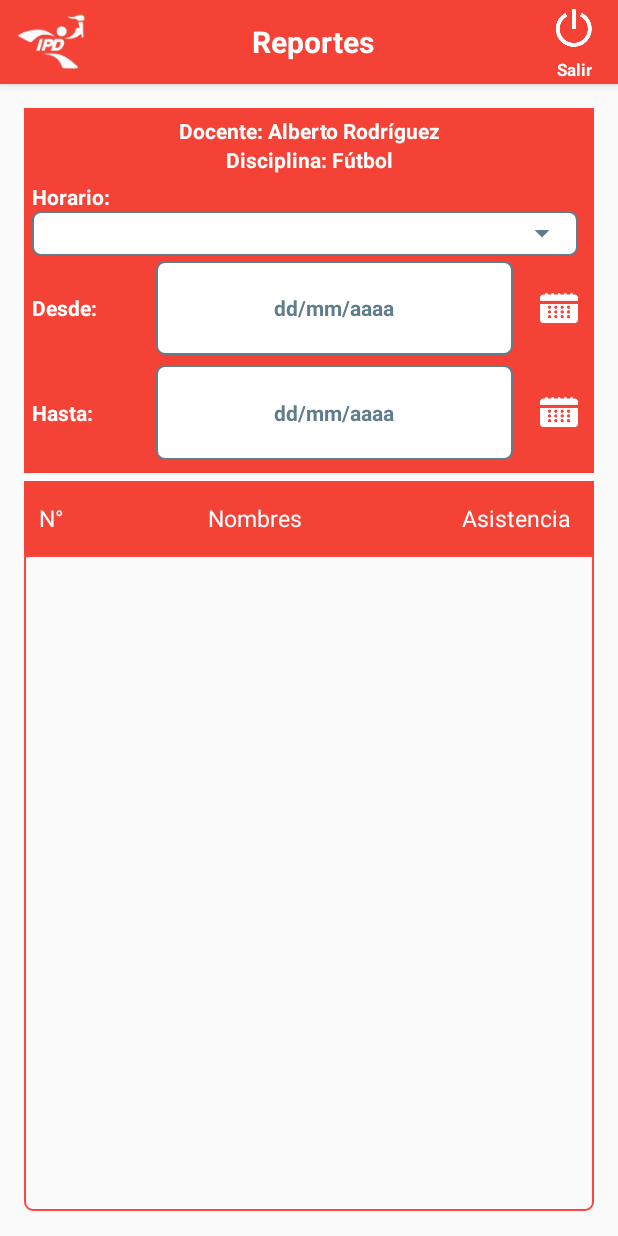
After one commit to Ricindigus/ControlAsistenciaIPD, an Android app: the ReportesActivity screen opened directly, with no data from a screen before it, on a phone screen of 412 x 824 dp. The commit adds this screen. Run offline under Robolectric (Android 15) with nearby library versions, the phone set to English and light mode, and no system bars.

Commit message:
agregado pantalla reportes

```diff
--- a/app/src/main/AndroidManifest.xml
+++ b/app/src/main/AndroidManifest.xml
@@ -31,8 +31,10 @@
         <activity
             android:name=".FinalizarActivity"
             android:screenOrientation="portrait" />
-        <activity android:name=".MenuActivity"
-            android:screenOrientation="portrait"></activity>
+        <activity
+            android:name=".MenuActivity"
+            android:screenOrientation="portrait" />
+        <activity android:name=".ReportesActivity"></activity>
     </application>
 
 </manifest>
--- a/app/src/main/java/com/ricardo/controlasistenciaipd/MenuActivity.java
+++ b/app/src/main/java/com/ricardo/controlasistenciaipd/MenuActivity.java
@@ -31,7 +31,9 @@ public class MenuActivity extends AppCompatActivity {
         startActivity(i);
     }
     public void goReporte(View view){
-
+        Intent i = new Intent(getApplicationContext(), ReportesActivity.class);
+        i.putExtra("cod", recuperado);
+        startActivity(i);
     }
     @SuppressLint("NewApi")
     public void salirApp(View view){
--- /dev/null
+++ b/app/src/main/java/com/ricardo/controlasistenciaipd/ReportesActivity.java
@@ -0,0 +1,47 @@
+package com.ricardo.controlasistenciaipd;
+
+import android.annotation.SuppressLint;
+import android.content.DialogInterface;
+import android.content.Intent;
+import android.support.v7.app.AlertDialog;
+import android.support.v7.app.AppCompatActivity;
+import android.os.Bundle;
+import android.view.View;
+
+public class ReportesActivity extends AppCompatActivity {
+    String recuperado="";
+    @Override
+    protected void onCreate(Bundle savedInstanceState) {
+        super.onCreate(savedInstanceState);
+        setContentView(R.layout.activity_reportes);
+        //recuperando codigo
+        final Bundle recupera=getIntent().getExtras();
+        if(recupera!=null){
+            recuperado=recupera.getString("cod");
+        }
+    }
+
+    @SuppressLint("NewApi")
+    public void salirApp(View view){
+        AlertDialog.Builder builder = new AlertDialog.Builder(this);
+        builder.setMessage("¿Está seguro que desea salir? (Se perderán los datos no guardados)")
+                .setTitle("Aviso")
+                .setCancelable(false)
+                .setNegativeButton("No",
+                        new DialogInterface.OnClickListener() {
+                            public void onClick(DialogInterface dialog, int id) {
+                                dialog.cancel();
+                            }
+                        })
+                .setPositiveButton("Sí",
+                        new DialogInterface.OnClickListener() {
+                            public void onClick(DialogInterface dialog, int id) {
+                                Intent i = new Intent(getApplicationContext(), MenuActivity.class);
+                                i.putExtra("cod", recuperado);
+                                startActivity(i);
+                            }
+                        });
+        AlertDialog alert = builder.create();
+        alert.show();
+    }
+}
--- /dev/null
+++ b/app/src/main/res/layout/actionbar_toolbar_reporte.xml
@@ -0,0 +1,52 @@
+<?xml version="1.0" encoding="utf-8"?>
+<android.support.design.widget.AppBarLayout
+    xmlns:android="http://schemas.android.com/apk/res/android"
+    xmlns:app="http://schemas.android.com/apk/res-auto"
+    xmlns:tools="http://schemas.android.com/tools"
+    android:layout_width="match_parent"
+    android:layout_height="wrap_content"
+    android:theme="@style/AppTheme.AppBarOverlay">
+    <LinearLayout
+        android:paddingLeft="5dp"
+        android:layout_width="match_parent"
+        android:layout_height="?attr/actionBarSize"
+        android:orientation="horizontal">
+        <ImageView
+            android:padding="1dp"
+            android:layout_weight="1"
+            android:layout_width="0dp"
+            android:layout_height="match_parent"
+            android:src="@drawable/sports1"/>
+        <TextView
+            android:textStyle="bold"
+            android:gravity="center"
+            android:layout_weight="5"
+            android:layout_width="0dp"
+            android:layout_height="match_parent"
+            android:text="Reportes"
+            android:textSize="20sp"
+            android:textColor="@android:color/white"/>
+        <LinearLayout
+            android:orientation="vertical"
+            android:layout_weight="1"
+            android:layout_width="0dp"
+            android:layout_height="match_parent">
+            <ImageButton
+                android:background="@color/colorPrimary"
+                android:layout_weight="7"
+                android:layout_width="match_parent"
+                android:layout_height="0dp"
+                android:src="@drawable/shutdown_96"
+                android:onClick="salirApp"/>
+            <TextView
+                android:textSize="11sp"
+                android:layout_weight="3"
+                android:layout_width="match_parent"
+                android:layout_height="0dp"
+                android:text="Salir"
+                android:gravity="center|top"
+                android:textStyle="bold"
+                android:textColor="@android:color/white"/>
+        </LinearLayout>
+    </LinearLayout>
+</android.support.design.widget.AppBarLayout>
--- a/app/src/main/res/layout/activity_main.xml
+++ b/app/src/main/res/layout/activity_main.xml
@@ -38,7 +38,6 @@
                 android:layout_height="wrap_content"
                 android:theme="@style/EditTextWhite"
                 >
-
                 <android.support.design.widget.TextInputEditText
                     android:id="@+id/txtDNI"
                     android:layout_width="match_parent"
--- a/app/src/main/res/layout/activity_menu.xml
+++ b/app/src/main/res/layout/activity_menu.xml
@@ -14,12 +14,18 @@
         android:orientation="vertical"
         app:layout_behavior="@string/appbar_scrolling_view_behavior">
         <LinearLayout
-            android:gravity="bottom|center"
+            android:paddingRight="@dimen/activity_vertical_margin"
+            android:paddingLeft="@dimen/activity_vertical_margin"
             android:orientation="vertical"
             android:layout_width="match_parent"
             android:layout_height="0dp"
             android:layout_weight="1">
+            <LinearLayout
+                android:layout_width="match_parent"
+                android:layout_height="wrap_content"
+                android:orientation="vertical">
                 <ImageView
+                    android:layout_gravity="center"
                     android:tint="@color/colorPrimaryDark"
                     android:layout_width="wrap_content"
                     android:layout_height="wrap_content"
@@ -33,6 +39,27 @@
                     android:layout_width="match_parent"
                     android:layout_height="wrap_content"
                     android:text="CONTROL \nDE \nASISTENCIA"/>
+            </LinearLayout>
+            <LinearLayout
+                android:layout_weight="1"
+                android:gravity="center"
+                android:orientation="vertical"
+                android:layout_width="match_parent"
+                android:layout_height="wrap_content">
+                <TextView
+                    android:layout_width="match_parent"
+                    android:layout_height="wrap_content"
+                    android:text="Seleccionar Programa:"/>
+                <Spinner
+                    android:paddingLeft="5dp"
+                    android:id="@+id/spHorario"
+                    android:layout_width="match_parent"
+                    android:layout_height="25dp"
+                    style="@style/Widget.AppCompat.Spinner.DropDown.ActionBar"
+                    android:backgroundTint="@color/colorAccent"
+                    >
+                </Spinner>
+            </LinearLayout>
         </LinearLayout>
         <LinearLayout
             android:gravity="top|center"
@@ -82,7 +109,8 @@
                         android:scaleType="fitCenter"
                         android:layout_width="wrap_content"
                         android:layout_height="0dp"
-                        android:layout_weight="1"/>
+                        android:layout_weight="1"
+                        android:onClick="goReporte"/>
                     <TextView
                         android:gravity="center"
                         android:textSize="20sp"
--- /dev/null
+++ b/app/src/main/res/layout/activity_reportes.xml
@@ -0,0 +1,211 @@
+<?xml version="1.0" encoding="utf-8"?>
+<android.support.design.widget.CoordinatorLayout
+    xmlns:android="http://schemas.android.com/apk/res/android"
+    xmlns:app="http://schemas.android.com/apk/res-auto"
+    xmlns:tools="http://schemas.android.com/tools"
+    android:layout_width="match_parent"
+    android:layout_height="match_parent"
+    android:fitsSystemWindows="true"
+    android:id="@+id/rootView"
+    tools:context="com.ricardo.controlasistenciaipd.AsistenciaActivity">
+
+    <include layout="@layout/actionbar_toolbar_reporte"/>
+
+    <LinearLayout
+        android:padding="@dimen/activity_vertical_margin"
+        android:orientation="vertical"
+        app:layout_behavior="@string/appbar_scrolling_view_behavior"
+        android:layout_width="match_parent"
+        android:layout_height="match_parent">
+        <LinearLayout
+            android:layout_weight="2"
+            android:padding="5dp"
+            android:orientation="vertical"
+            android:layout_width="match_parent"
+            android:layout_height="0dp"
+            android:background="@color/colorPrimary">
+            <TextView
+                android:textColor="@color/colorIcons"
+                android:textStyle="bold"
+                android:gravity="center"
+                android:layout_width="match_parent"
+                android:layout_height="wrap_content"
+                android:text="Docente: Alberto Rodríguez"/>
+            <TextView
+                android:textColor="@color/colorIcons"
+                android:textStyle="bold"
+                android:gravity="center"
+                android:layout_width="match_parent"
+                android:layout_height="wrap_content"
+                android:text="Disciplina: Fútbol"/>
+            <TextView
+                android:textColor="@color/colorIcons"
+                android:textStyle="bold"
+                android:layout_marginTop="5dp"
+                android:layout_width="match_parent"
+                android:layout_height="wrap_content"
+                android:text="Horario:"/>
+            <LinearLayout
+                android:layout_marginRight="5dp"
+                android:layout_width="match_parent"
+                android:layout_height="30dp"
+                android:background="@drawable/spinner_border"
+                android:gravity="center"
+                >
+                <Spinner
+                    android:paddingLeft="5dp"
+                    android:id="@+id/spHorario"
+                    android:layout_width="match_parent"
+                    android:layout_height="25dp"
+                    style="@style/Widget.AppCompat.Spinner.DropDown.ActionBar"
+                    android:backgroundTint="@color/colorAccent"
+                    >
+                </Spinner>
+            </LinearLayout>
+            <LinearLayout
+                android:layout_weight="1"
+                android:orientation="horizontal"
+                android:layout_marginRight="5dp"
+                android:layout_width="match_parent"
+                android:layout_height="30dp"
+                android:gravity="center"
+                >
+                <TextView
+                    android:layout_weight="2"
+                    android:textStyle="bold"
+                    android:textColor="@color/colorIcons"
+                    android:gravity="center_vertical"
+                    android:text="Desde:"
+                    android:layout_width="0dp"
+                    android:layout_height="match_parent" />
+                <TextView
+                    android:layout_margin="3dp"
+                    android:background="@drawable/spinner_border"
+                    android:textStyle="bold"
+                    android:textColor="@color/colorAccent"
+                    android:gravity="center"
+                    android:layout_weight="6"
+                    android:text="dd/mm/aaaa"
+                    android:layout_width="0dp"
+                    android:layout_height="match_parent" />
+                <LinearLayout
+                    android:gravity="center|right"
+                    android:layout_weight="1"
+                    android:layout_width="0dp"
+                    android:layout_height="match_parent">
+                    <ImageButton
+                        android:background="@drawable/calendar"
+                        android:text="dd/mm/aaaa"
+                        android:layout_width="25dp"
+                        android:layout_height="25dp"
+                        android:theme="@style/RaisedButtonDark"/>
+                </LinearLayout>
+            </LinearLayout>
+            <LinearLayout
+                android:layout_weight="1"
+                android:orientation="horizontal"
+                android:layout_marginRight="5dp"
+                android:layout_width="match_parent"
+                android:layout_height="30dp"
+                android:gravity="center"
+                >
+                <TextView
+                    android:layout_weight="2"
+                    android:textStyle="bold"
+                    android:textColor="@color/colorIcons"
+                    android:gravity="center_vertical"
+                    android:text="Hasta:"
+                    android:layout_width="0dp"
+                    android:layout_height="match_parent" />
+                <TextView
+                    android:layout_margin="3dp"
+                    android:background="@drawable/spinner_border"
+                    android:textStyle="bold"
+                    android:textColor="@color/colorAccent"
+                    android:gravity="center"
+                    android:layout_weight="6"
+                    android:text="dd/mm/aaaa"
+                    android:layout_width="0dp"
+                    android:layout_height="match_parent" />
+                <LinearLayout
+                    android:gravity="center|right"
+                    android:layout_weight="1"
+                    android:layout_width="0dp"
+                    android:layout_height="match_parent">
+                    <ImageButton
+                        android:background="@drawable/calendar"
+                        android:text="dd/mm/aaaa"
+                        android:layout_width="25dp"
+                        android:layout_height="25dp"
+                        android:theme="@style/RaisedButtonDark"/>
+                </LinearLayout>
+            </LinearLayout>
+        </LinearLayout>
+        <LinearLayout
+            android:layout_weight="4"
+            android:layout_marginTop="5dp"
+            android:layout_width="match_parent"
+            android:layout_height="0dp"
+            android:orientation="vertical">
+            <LinearLayout
+                android:orientation="vertical"
+                android:layout_width="match_parent"
+                android:layout_height="match_parent"
+                android:layout_weight="0.15"
+                android:weightSum="1">
+                <LinearLayout
+                    android:layout_width="match_parent"
+                    android:layout_height="match_parent"
+                    android:layout_weight="0.9"
+                    android:background="@color/colorPrimary"
+                    android:gravity="center"
+                    android:weightSum="7">
+                    <TextView
+                        android:layout_width="wrap_content"
+                        android:layout_height="wrap_content"
+                        android:text="N°"
+                        android:textColor="@android:color/white"
+                        android:textSize="15sp"
+                        android:layout_weight="0"
+                        android:textAlignment="center"
+                        android:paddingLeft="10dp"
+                        />
+                    <TextView
+                        android:layout_width="wrap_content"
+                        android:layout_height="wrap_content"
+                        android:text="Nombres"
+                        android:textColor="@android:color/white"
+                        android:textSize="15sp"
+                        android:paddingLeft="4dp"
+                        android:layout_weight="6"
+                        android:textAlignment="center"
+                        />
+                    <TextView
+                        android:layout_width="wrap_content"
+                        android:layout_height="wrap_content"
+                        android:text="Asistencia"
+                        android:textSize="15sp"
+                        android:textColor="@android:color/white"
+                        android:layout_weight="1"
+                        android:textAlignment="center"
+                        />
+                </LinearLayout>
+                <LinearLayout
+                    android:layout_width="match_parent"
+                    android:layout_height="match_parent"
+                    android:orientation="vertical"
+                    android:layout_weight="0.1">
+                    <android.support.v7.widget.RecyclerView
+                        android:padding="3dp"
+                        android:id="@+id/reciclador"
+                        android:layout_width="match_parent"
+                        android:layout_height="match_parent"
+                        android:layout_marginBottom="1dp"
+                        android:scrollbars="vertical"
+                        android:background="@drawable/border_layout"/>
+                </LinearLayout>
+            </LinearLayout>
+        </LinearLayout>
+
+    </LinearLayout>
+</android.support.design.widget.CoordinatorLayout>
```
Also changed, not shown: app/src/main/res/drawable-hdpi/calendar.png (added), app/src/main/res/drawable-mdpi/calendar.png (added), app/src/main/res/drawable-xhdpi/calendar.png (added), app/src/main/res/drawable-xxhdpi/calendar.png (added), app/src/main/res/drawable-xxxhdpi/calendar.png (added). Lines whose indentation alone changed are shown as unchanged.
